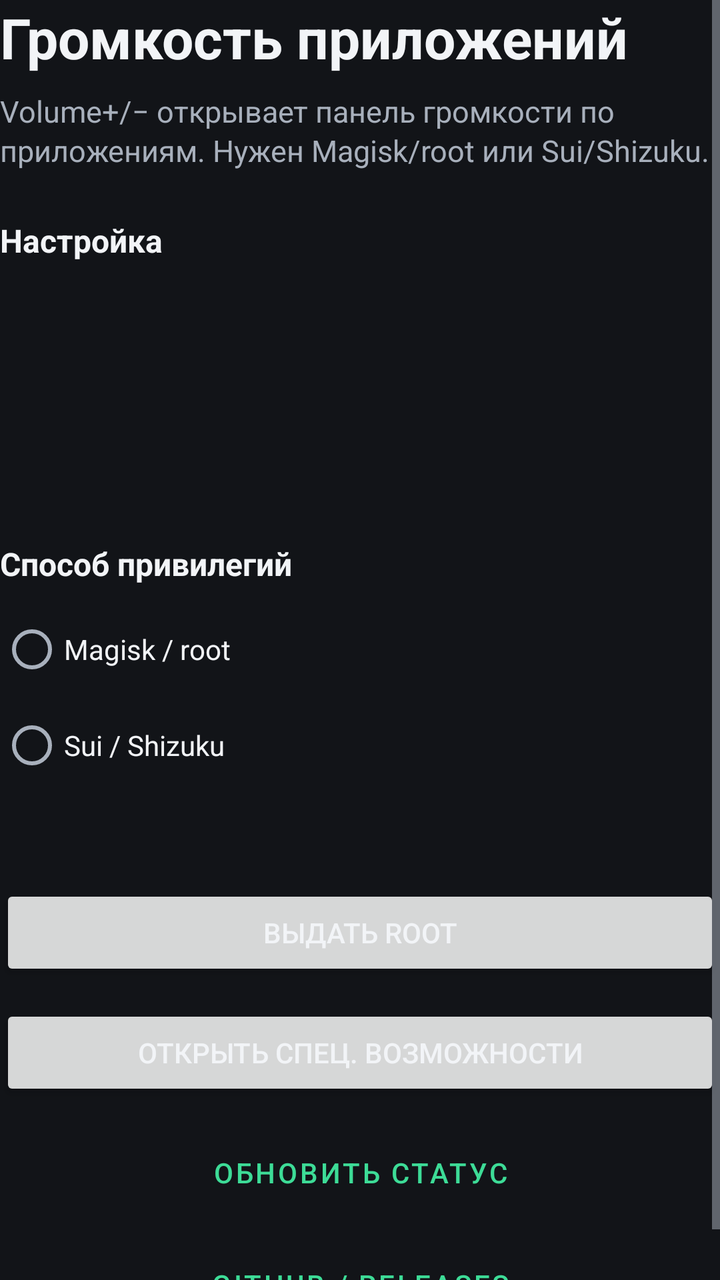
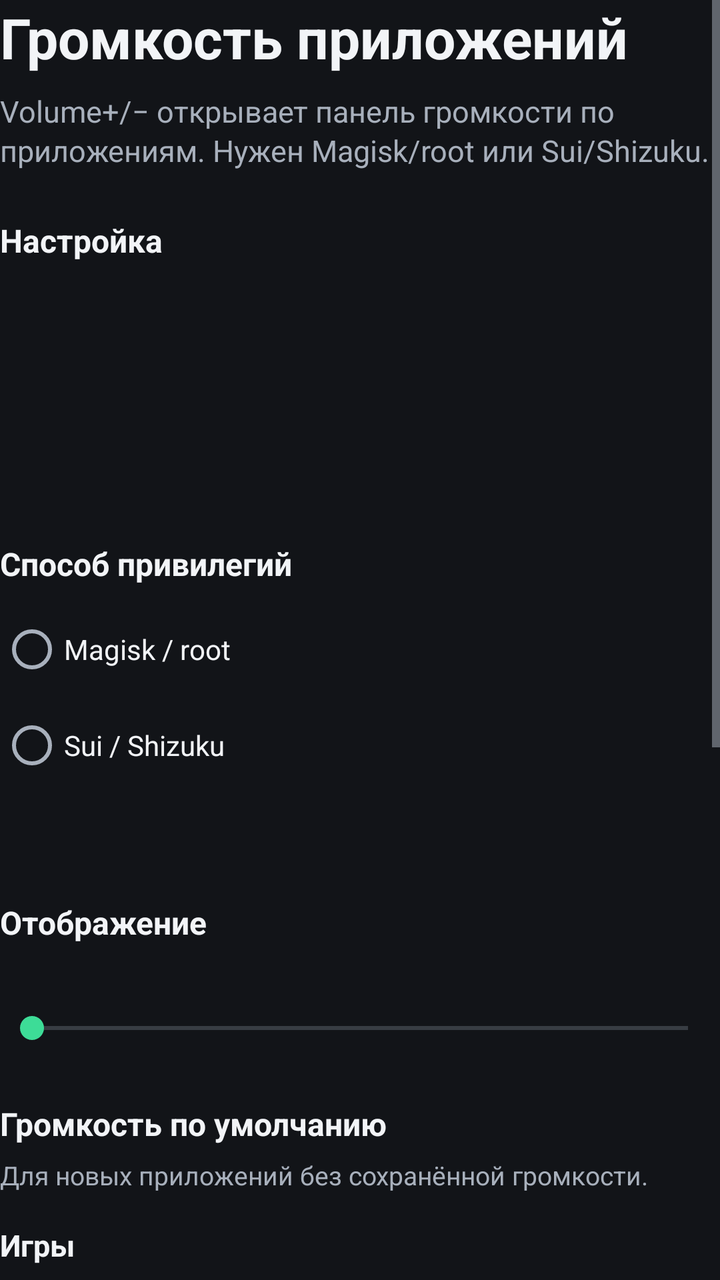

The first picture is an Android layout as it rendered before a commit; the second is the same layout after the commit. The layout source and the unified diff follow.
<!-- AndroidManifest.xml: application theme Theme.VolumeManager -->
<!-- res/layout/activity_main.xml -->
<?xml version="1.0" encoding="utf-8"?>
<ScrollView xmlns:android="http://schemas.android.com/apk/res/android"
    android:id="@+id/mainScroll"
    android:layout_width="match_parent"
    android:layout_height="match_parent"
    android:background="@color/bg"
    android:clipToPadding="false"
    android:fillViewport="true">

    <LinearLayout
        android:layout_width="match_parent"
        android:layout_height="wrap_content"
        android:orientation="vertical">

        <TextView
            android:layout_width="match_parent"
            android:layout_height="wrap_content"
            android:text="@string/app_name"
            android:textColor="@color/text_primary"
            android:textSize="28sp"
            android:textStyle="bold" />

        <TextView
            android:layout_width="match_parent"
            android:layout_height="wrap_content"
            android:layout_marginTop="8dp"
            android:text="@string/settings_pitch"
            android:textColor="@color/text_secondary"
            android:textSize="15sp"
            android:lineSpacingExtra="2dp" />

        <TextView
            android:layout_width="match_parent"
            android:layout_height="wrap_content"
            android:layout_marginTop="24dp"
            android:text="@string/checklist_title"
            android:textColor="@color/text_primary"
            android:textSize="16sp"
            android:textStyle="bold" />

        <LinearLayout
            android:id="@+id/stepBackend"
            android:layout_width="match_parent"
            android:layout_height="wrap_content"
            android:layout_marginTop="12dp"
            android:gravity="center_vertical"
            android:orientation="horizontal">

            <TextView
                android:id="@+id/stepBackendMark"
                android:layout_width="28dp"
                android:layout_height="28dp"
                android:gravity="center"
                android:textSize="16sp"
                android:textStyle="bold" />

            <TextView
                android:id="@+id/stepBackendText"
                android:layout_width="0dp"
                android:layout_height="wrap_content"
                android:layout_marginStart="12dp"
                android:layout_weight="1"
                android:textColor="@color/text_primary"
                android:textSize="15sp" />
        </LinearLayout>

        <LinearLayout
            android:id="@+id/stepA11y"
            android:layout_width="match_parent"
            android:layout_height="wrap_content"
            android:layout_marginTop="10dp"
            android:gravity="center_vertical"
            android:orientation="horizontal">

            <TextView
                android:id="@+id/stepA11yMark"
                android:layout_width="28dp"
                android:layout_height="28dp"
                android:gravity="center"
                android:textSize="16sp"
                android:textStyle="bold" />

            <TextView
                android:id="@+id/stepA11yText"
                android:layout_width="0dp"
                android:layout_height="wrap_content"
                android:layout_marginStart="12dp"
                android:layout_weight="1"
                android:textColor="@color/text_primary"
                android:textSize="15sp" />
        </LinearLayout>

        <LinearLayout
            android:id="@+id/stepReady"
            android:layout_width="match_parent"
            android:layout_height="wrap_content"
            android:layout_marginTop="10dp"
            android:gravity="center_vertical"
            android:orientation="horizontal">

            <TextView
                android:id="@+id/stepReadyMark"
                android:layout_width="28dp"
                android:layout_height="28dp"
                android:gravity="center"
                android:textSize="16sp"
                android:textStyle="bold" />

            <TextView
                android:id="@+id/stepReadyText"
                android:layout_width="0dp"
                android:layout_height="wrap_content"
                android:layout_marginStart="12dp"
                android:layout_weight="1"
                android:textColor="@color/text_primary"
                android:textSize="15sp" />
        </LinearLayout>

        <TextView
            android:layout_width="match_parent"
            android:layout_height="wrap_content"
            android:layout_marginTop="24dp"
            android:text="@string/backend_picker_title"
            android:textColor="@color/text_primary"
            android:textSize="16sp"
            android:textStyle="bold" />

        <RadioGroup
            android:id="@+id/backendGroup"
            android:layout_width="match_parent"
            android:layout_height="wrap_content"
            android:layout_marginTop="8dp"
            android:orientation="vertical">

            <RadioButton
                android:id="@+id/backendRoot"
                android:layout_width="match_parent"
                android:layout_height="wrap_content"
                android:text="@string/backend_root"
                android:textColor="@color/text_primary" />

            <RadioButton
                android:id="@+id/backendSui"
                android:layout_width="match_parent"
                android:layout_height="wrap_content"
                android:text="@string/backend_sui"
                android:textColor="@color/text_primary" />
        </RadioGroup>

        <TextView
            android:id="@+id/statusBackendDetail"
            android:layout_width="match_parent"
            android:layout_height="wrap_content"
            android:layout_marginTop="8dp"
            android:textColor="@color/text_secondary"
            android:textSize="13sp" />

        <Button
            android:id="@+id/btnGrant"
            android:layout_width="match_parent"
            android:layout_height="wrap_content"
            android:layout_marginTop="20dp"
            android:text="@string/btn_grant_root" />

        <Button
            android:id="@+id/btnOpenA11y"
            android:layout_width="match_parent"
            android:layout_height="wrap_content"
            android:layout_marginTop="12dp"
            android:text="@string/btn_open_a11y" />

        <Button
            android:id="@+id/btnRefresh"
            style="@style/Widget.MaterialComponents.Button.OutlinedButton"
            android:layout_width="match_parent"
            android:layout_height="wrap_content"
            android:layout_marginTop="12dp"
            android:text="@string/btn_refresh" />

        <Button
            android:id="@+id/btnGitHub"
            style="@style/Widget.MaterialComponents.Button.TextButton"
            android:layout_width="match_parent"
            android:layout_height="wrap_content"
            android:layout_marginTop="8dp"
            android:text="@string/btn_github" />
    </LinearLayout>
</ScrollView>
<!-- resources referenced by this layout -->
<resources>
  <color name="bg">#121418</color>
  <color name="text_primary">#F2F4F7</color>
  <color name="text_secondary">#A8B0BC</color>
  <string name="app_name">Громкость приложений</string>
  <string name="backend_picker_title">Способ привилегий</string>
  <string name="backend_root">Magisk / root</string>
  <string name="backend_sui">Sui / Shizuku</string>
  <string name="btn_github">GitHub / Releases</string>
  <string name="btn_grant_root">Выдать root</string>
  <string name="btn_open_a11y">Открыть спец. возможности</string>
  <string name="btn_refresh">Обновить статус</string>
  <string name="checklist_title">Настройка</string>
  <string name="settings_pitch">Volume+/− открывает панель громкости по приложениям. Нужен Magisk/root или Sui/Shizuku.</string>
  <style name="Theme.VolumeManager" parent="Theme.MaterialComponents.DayNight.NoActionBar">
          <item name="colorPrimary">@color/accent</item>
          <item name="colorPrimaryVariant">@color/accent</item>
          <item name="colorOnPrimary">@color/bg</item>
          <item name="colorSecondary">@color/accent</item>
          <item name="android:statusBarColor">@color/bg</item>
          <item name="android:navigationBarColor">@color/bg</item>
          <item name="android:windowBackground">@color/bg</item>
          <item name="android:textColorPrimary">@color/text_primary</item>
          <item name="android:textColorSecondary">@color/text_secondary</item>
      </style>
  <color name="accent">#3DDC97</color>
</resources>

<!-- the commit's change to res/layout/activity_main.xml (unified diff, before → after) -->
@@ -155,6 +155,109 @@
             android:textColor="@color/text_secondary"
             android:textSize="13sp" />
 
+        <TextView
+            android:layout_width="match_parent"
+            android:layout_height="wrap_content"
+            android:layout_marginTop="28dp"
+            android:text="@string/settings_display_title"
+            android:textColor="@color/text_primary"
+            android:textSize="16sp"
+            android:textStyle="bold" />
+
+        <TextView
+            android:id="@+id/autoHideLabel"
+            android:layout_width="match_parent"
+            android:layout_height="wrap_content"
+            android:layout_marginTop="10dp"
+            android:textColor="@color/text_secondary"
+            android:textSize="14sp" />
+
+        <SeekBar
+            android:id="@+id/autoHideSeek"
+            android:layout_width="match_parent"
+            android:layout_height="wrap_content"
+            android:layout_marginTop="4dp"
+            android:max="90" />
+
+        <TextView
+            android:layout_width="match_parent"
+            android:layout_height="wrap_content"
+            android:layout_marginTop="28dp"
+            android:text="@string/settings_defaults_title"
+            android:textColor="@color/text_primary"
+            android:textSize="16sp"
+            android:textStyle="bold" />
+
+        <TextView
+            android:layout_width="match_parent"
+            android:layout_height="wrap_content"
+            android:layout_marginTop="6dp"
+            android:text="@string/settings_defaults_hint"
+            android:textColor="@color/text_secondary"
+            android:textSize="13sp" />
+
+        <TextView
+            android:layout_width="match_parent"
+            android:layout_height="wrap_content"
+            android:layout_marginTop="16dp"
+            android:text="@string/settings_defaults_games"
+            android:textColor="@color/text_primary"
+            android:textSize="15sp"
+            android:textStyle="bold" />
+
+        <CheckBox
+            android:id="@+id/gamesAsSystem"
+            android:layout_width="match_parent"
+            android:layout_height="wrap_content"
+            android:layout_marginTop="4dp"
+            android:text="@string/settings_as_system"
+            android:textColor="@color/text_primary" />
+
+        <TextView
+            android:id="@+id/gamesVolumeLabel"
+            android:layout_width="match_parent"
+            android:layout_height="wrap_content"
+            android:layout_marginTop="4dp"
+            android:textColor="@color/text_secondary"
+            android:textSize="13sp" />
+
+        <SeekBar
+            android:id="@+id/gamesVolumeSeek"
+            android:layout_width="match_parent"
+            android:layout_height="wrap_content"
+            android:max="100" />
+
+        <TextView
+            android:layout_width="match_parent"
+            android:layout_height="wrap_content"
+            android:layout_marginTop="16dp"
+            android:text="@string/settings_defaults_other"
+            android:textColor="@color/text_primary"
+            android:textSize="15sp"
+            android:textStyle="bold" />
+
+        <CheckBox
+            android:id="@+id/otherAsSystem"
+            android:layout_width="match_parent"
+            android:layout_height="wrap_content"
+            android:layout_marginTop="4dp"
+            android:text="@string/settings_as_system"
+            android:textColor="@color/text_primary" />
+
+        <TextView
+            android:id="@+id/otherVolumeLabel"
+            android:layout_width="match_parent"
+            android:layout_height="wrap_content"
+            android:layout_marginTop="4dp"
+            android:textColor="@color/text_secondary"
+            android:textSize="13sp" />
+
+        <SeekBar
+            android:id="@+id/otherVolumeSeek"
+            android:layout_width="match_parent"
+            android:layout_height="wrap_content"
+            android:max="100" />
+
         <Button
             android:id="@+id/btnGrant"
             android:layout_width="match_parent"
<!-- resource entries referenced after the edit -->
@@ -12,6 +12,12 @@
   <string name="btn_open_a11y">Открыть спец. возможности</string>
   <string name="btn_refresh">Обновить статус</string>
   <string name="checklist_title">Настройка</string>
+  <string name="settings_as_system">Как системная (медиа)</string>
+  <string name="settings_defaults_games">Игры</string>
+  <string name="settings_defaults_hint">Для новых приложений без сохранённой громкости.</string>
+  <string name="settings_defaults_other">Остальные приложения</string>
+  <string name="settings_defaults_title">Громкость по умолчанию</string>
+  <string name="settings_display_title">Отображение</string>
   <string name="settings_pitch">Volume+/− открывает панель громкости по приложениям. Нужен Magisk/root или Sui/Shizuku.</string>
   <style name="Theme.VolumeManager" parent="Theme.MaterialComponents.DayNight.NoActionBar">
           <item name="colorPrimary">@color/accent</item>
